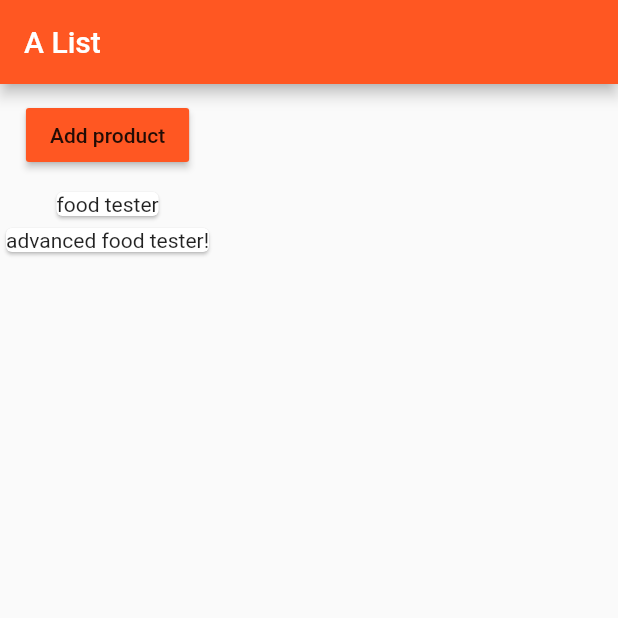
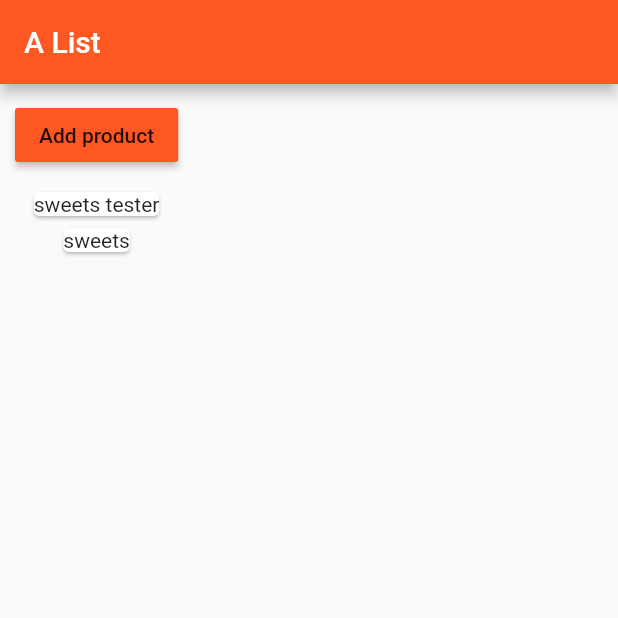
Before and after one commit to ofu997/flutter1, a Flutter app: the screen it shows after launch, after a tap on "Add product", on a phone screen of 412 x 824 dp, the top half of it. Run offline on Flutter 3.47's test engine with Material 2 defaults, Android fonts, the phone set to English and light mode, and no system bars.

Commit message:
pass data up, add ProductControl file

```diff
--- /dev/null
+++ b/lib/ProductControl.dart
@@ -0,0 +1,23 @@
+import 'package:flutter/material.dart';
+
+class ProductControl extends StatelessWidget{
+  final Function addProduct;
+  ProductControl(this.addProduct);
+
+  @override
+    Widget build(BuildContext context) {
+      // TODO: implement build
+      return RaisedButton(
+        color: Theme.of(context).primaryColor,
+        onPressed: () {
+          addProduct('sweets');
+        },
+        child: Text("Add product"),
+      );
+    }
+}
+
+/* this passes data up
+  reference to _addsProducts was passed down
+
+*/
--- a/lib/main.dart
+++ b/lib/main.dart
@@ -21,7 +21,7 @@ class MyApp extends StatelessWidget {
         appBar: AppBar(
           title: Text('A List'),
         ),
-        body: ProductManager('food tester')
+        body: ProductManager() // an argument here would override the one in Constructor
       ),
     );
   }
@@ -40,7 +40,8 @@ class MyApp extends StatelessWidget {
 // class Products: stateless. Returns image-text components by mapping the products array.
 // class Product_Manager: stateful. includes functional button, pass _products to class Products to change UI.
 
-// Lifecycle hooks . Stateless Ws are used to create a widget that render things to the UI. You can pass data into them. Eg: Proudcts W
+// Lifecycle hooks .
+// Stateless Ws are used to create a widget that render things to the UI. You can pass data into them. Eg: Proudcts W
 // input External data from ProductManager -> Widget Proudcts -> Renders UI
 // Stateful: External data as input -> Widget with Internal State -> Renders UI
 
--- a/lib/product_manager.dart
+++ b/lib/product_manager.dart
@@ -1,11 +1,12 @@
 import 'package:flutter/material.dart';
 
 import './products.dart';
+import './ProductControl.dart';
 
 class ProductManager extends StatefulWidget {
   final String startingProduct;
-
-  ProductManager(this.startingProduct){
+  // when argument is in curly brackets we can define it more clearly
+  ProductManager({this.startingProduct = 'sweets tester'}){
     print('[ProductsManager state] Constructor');
   }
 
@@ -33,21 +34,21 @@ class _ProductManagerState extends State<ProductManager> {
     super.didUpdateWidget(oldWidget);
   }
 
+  void _addsProducts(String product){
+    setState(
+      () {
+      _products.add(product);
+      }
+    );
+  }
+
   @override
   Widget build(BuildContext context) { // context stores metadata like Themes
     print('[ProductManager state] build()');
     return Column(children: [
       Container(
         margin: EdgeInsets.all(10.0),
-        child: RaisedButton(
-          color: Theme.of(context).primaryColor,
-          onPressed: () {
-            setState(() {
-              _products.add('advanced food tester!');
-            });
-          },
-          child: Text("Add product"),
-        ),
+        child: ProductControl(_addsProducts) // Refs function without executing
       ),
       Products(_products)
     ]);
@@ -58,6 +59,3 @@ class _ProductManagerState extends State<ProductManager> {
 
 // here build includes a button that adds 'advanced food tester'
 // to _products, then calls Products(_products)
-
-
-}
--- a/lib/products.dart
+++ b/lib/products.dart
@@ -3,8 +3,8 @@ import 'package:flutter/material.dart';
 class Products extends StatelessWidget {
   // final: the data is set from outside, triggers a build and replace
   final List<String> products;
-  Products(this.products){
-    print('[Products Widget]Constructor');
+  Products([this.products = const []]){
+    print('[Products Widget] Constructor');
   }
 
   @override
```
